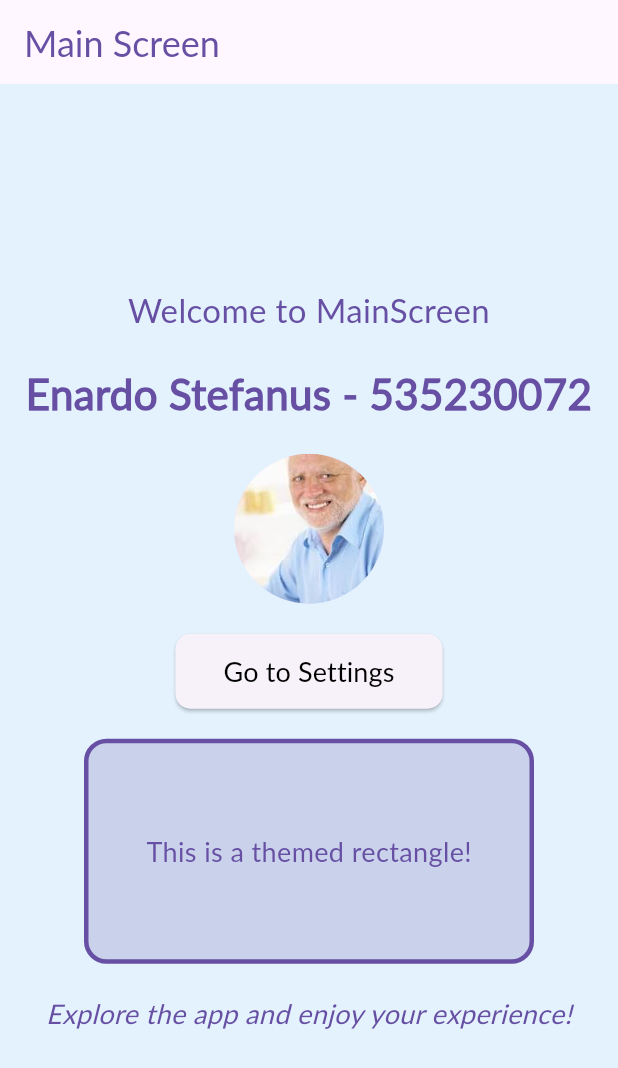
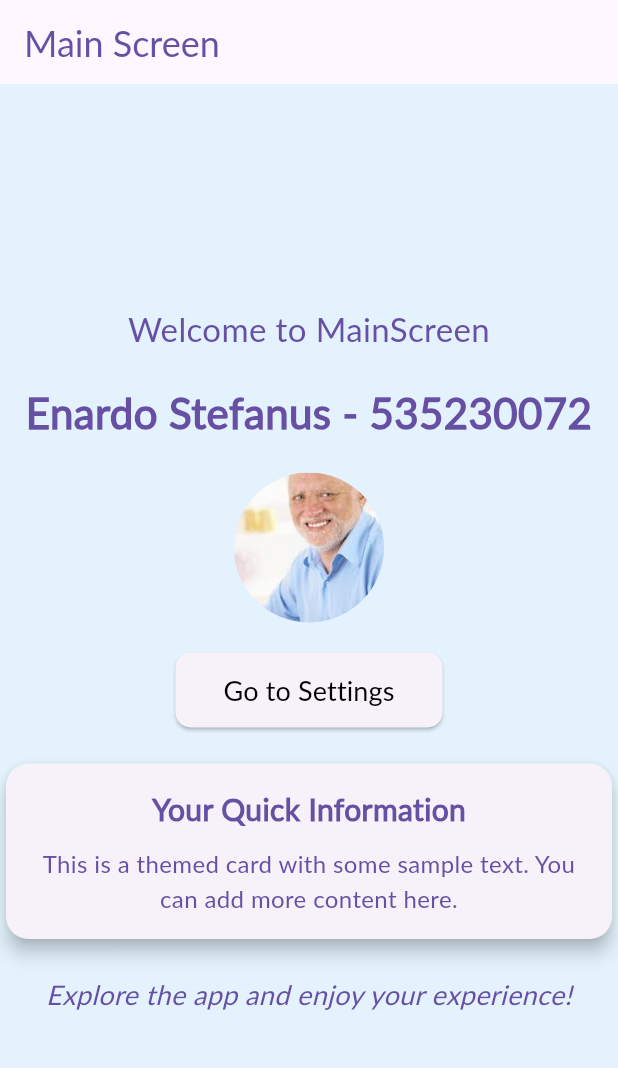
Before and after one commit to etherealesz/QuizMobileProgramming, a Flutter app: the screen it shows after launch, on a phone screen of 412 x 824 dp. Shown: the top 1068 px of the screen. Run offline on Flutter 3.47's test engine with Material 3 defaults, Android fonts, the phone set to English and light mode, and no system bars.

Commit message:
last commit

```diff
--- a/lib/screens/main_screen.dart
+++ b/lib/screens/main_screen.dart
@@ -79,27 +79,36 @@ class MainScreen extends StatelessWidget {
                 ),
               ),
               const SizedBox(height: 20),
-              Container(
-                width: 300,
-                height: 150,
-                decoration: BoxDecoration(
-                  color: themeColorProvider.selectedTheme.themeData.primaryColor
-                      .withOpacity(0.2),
+              // Card with shadow and rounded corners
+              Card(
+                elevation: 5,
+                shape: RoundedRectangleBorder(
                   borderRadius: BorderRadius.circular(15),
-                  border: Border.all(
-                    color:
-                        themeColorProvider.selectedTheme.themeData.primaryColor,
-                    width: 3,
-                  ),
                 ),
-                child: Center(
-                  child: Text(
-                    "This is a themed rectangle!",
-                    style: currentFontStyle.copyWith(
-                      fontSize: 18,
-                      color: themeColorProvider
-                          .selectedTheme.themeData.primaryColor,
-                    ),
+                child: Padding(
+                  padding: const EdgeInsets.all(16.0),
+                  child: Column(
+                    children: [
+                      Text(
+                        "Your Quick Information",
+                        style: currentFontStyle.copyWith(
+                          fontSize: 20,
+                          fontWeight: FontWeight.bold,
+                          color: themeColorProvider
+                              .selectedTheme.themeData.primaryColor,
+                        ),
+                      ),
+                      const SizedBox(height: 10),
+                      Text(
+                        "This is a themed card with some sample text. You can add more content here.",
+                        style: currentFontStyle.copyWith(
+                          fontSize: 16,
+                          color: themeColorProvider
+                              .selectedTheme.themeData.primaryColor,
+                        ),
+                        textAlign: TextAlign.center,
+                      ),
+                    ],
                   ),
                 ),
               ),
```
